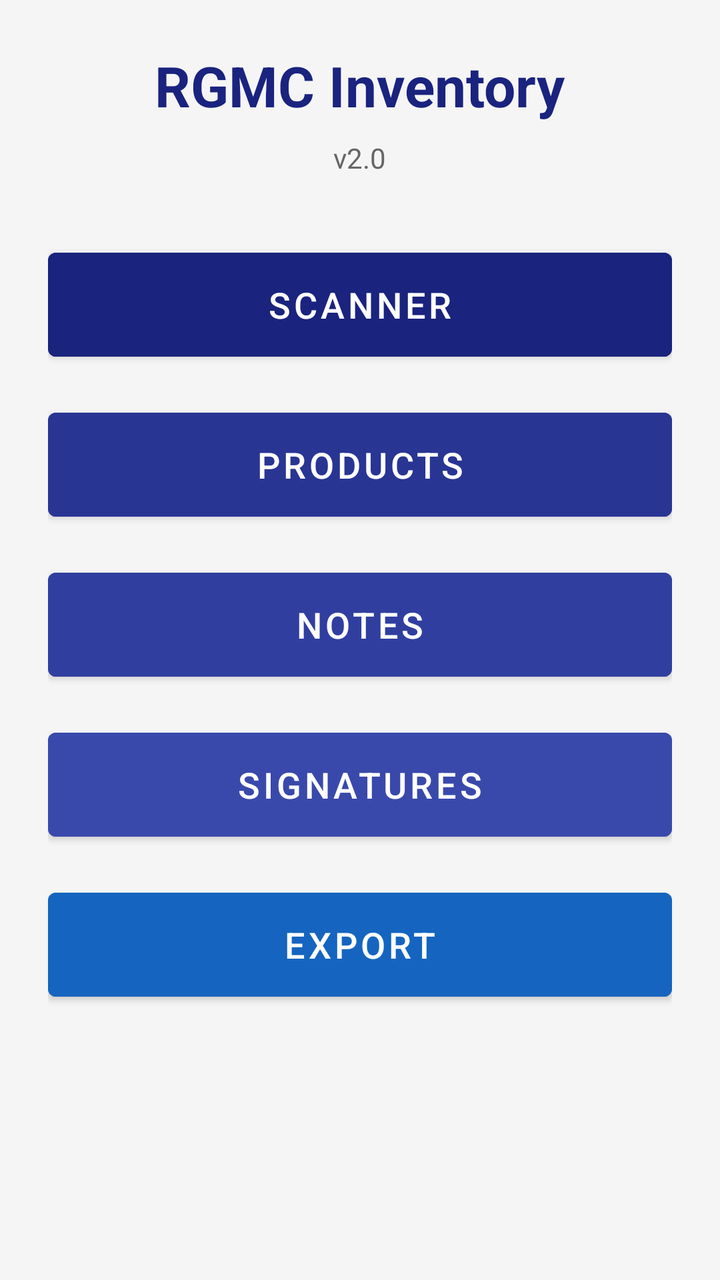
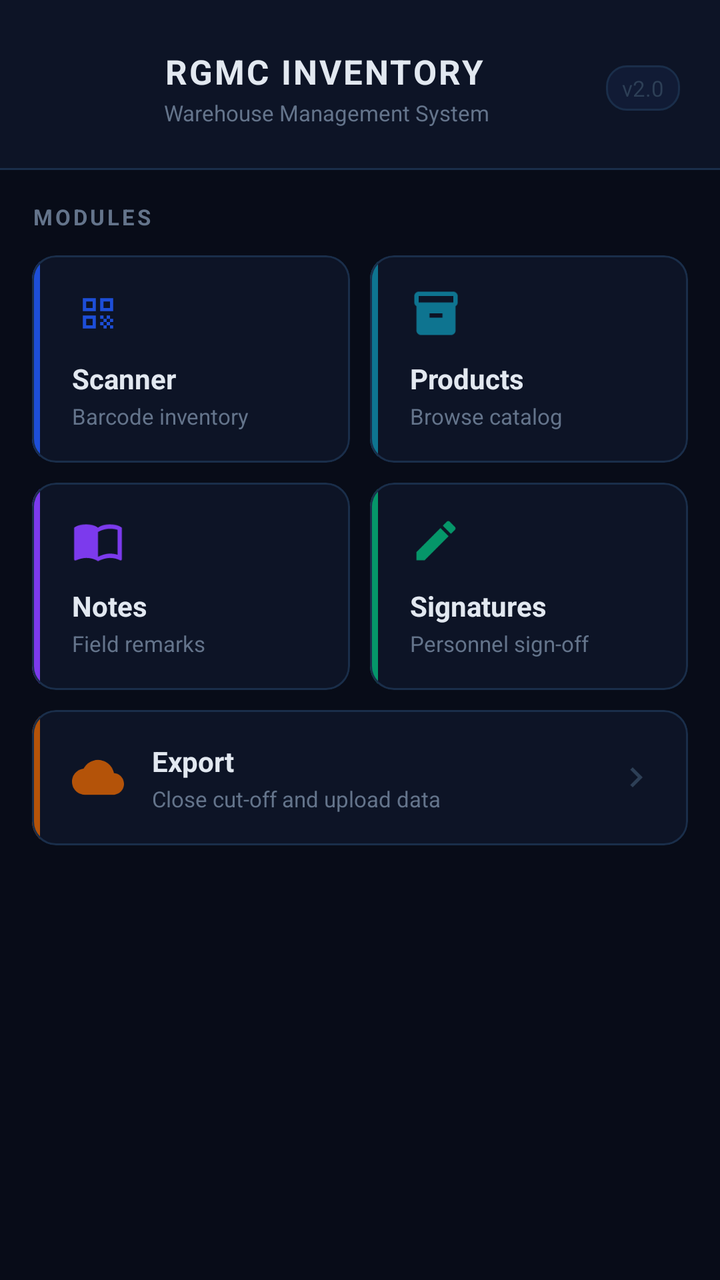

Screens rendered from an Android XML layout before and after an edit, with the pre-edit source and the edit as a unified diff.
<!-- AndroidManifest.xml: application theme Theme.RGMCInventory -->
<!-- res/layout/fragment_main.xml -->
<?xml version="1.0" encoding="utf-8"?>
<ScrollView xmlns:android="http://schemas.android.com/apk/res/android"
    android:layout_width="match_parent"
    android:layout_height="match_parent"
    android:background="#F5F5F5">

    <LinearLayout
        android:layout_width="match_parent"
        android:layout_height="wrap_content"
        android:orientation="vertical"
        android:padding="24dp"
        android:gravity="center_horizontal">

        <TextView
            android:layout_width="wrap_content"
            android:layout_height="wrap_content"
            android:text="RGMC Inventory"
            android:textSize="28sp"
            android:textStyle="bold"
            android:textColor="#1A237E"
            android:layout_marginBottom="8dp"/>

        <TextView
            android:layout_width="wrap_content"
            android:layout_height="wrap_content"
            android:text="v2.0"
            android:textSize="14sp"
            android:textColor="#666666"
            android:layout_marginBottom="32dp"/>

        <Button
            android:id="@+id/btnScanner"
            android:layout_width="match_parent"
            android:layout_height="64dp"
            android:text="Scanner"
            android:textSize="18sp"
            android:layout_marginBottom="16dp"
            android:backgroundTint="#1A237E"/>

        <Button
            android:id="@+id/btnProducts"
            android:layout_width="match_parent"
            android:layout_height="64dp"
            android:text="Products"
            android:textSize="18sp"
            android:layout_marginBottom="16dp"
            android:backgroundTint="#283593"/>

        <Button
            android:id="@+id/btnNotes"
            android:layout_width="match_parent"
            android:layout_height="64dp"
            android:text="Notes"
            android:textSize="18sp"
            android:layout_marginBottom="16dp"
            android:backgroundTint="#303F9F"/>

        <Button
            android:id="@+id/btnSigning"
            android:layout_width="match_parent"
            android:layout_height="64dp"
            android:text="Signatures"
            android:textSize="18sp"
            android:layout_marginBottom="16dp"
            android:backgroundTint="#3949AB"/>

        <Button
            android:id="@+id/btnExport"
            android:layout_width="match_parent"
            android:layout_height="64dp"
            android:text="Export"
            android:textSize="18sp"
            android:layout_marginBottom="16dp"
            android:backgroundTint="#1565C0"/>

    </LinearLayout>
</ScrollView>
<!-- resources referenced by this layout -->
<resources>
  <style name="Theme.RGMCInventory" parent="Theme.MaterialComponents.DayNight.DarkActionBar">
          <item name="colorPrimary">@color/colorPrimary</item>
          <item name="colorPrimaryDark">@color/colorPrimaryDark</item>
          <item name="colorAccent">@color/colorAccent</item>
          <item name="android:statusBarColor">@color/colorPrimaryDark</item>
      </style>
  <color name="colorPrimary">#1A237E</color>
  <color name="colorPrimaryDark">#0D1460</color>
  <color name="colorAccent">#3949AB</color>
</resources>

<!-- the commit's change to res/layout/fragment_main.xml (unified diff, before → after) -->
@@ -1,77 +1,397 @@
 <?xml version="1.0" encoding="utf-8"?>
-<ScrollView xmlns:android="http://schemas.android.com/apk/res/android"
+<LinearLayout xmlns:android="http://schemas.android.com/apk/res/android"
+    xmlns:app="http://schemas.android.com/apk/res-auto"
     android:layout_width="match_parent"
     android:layout_height="match_parent"
-    android:background="#F5F5F5">
-
+    android:orientation="vertical"
+    android:background="@color/colorBackground">
+
+    
     <LinearLayout
         android:layout_width="match_parent"
         android:layout_height="wrap_content"
-        android:orientation="vertical"
-        android:padding="24dp"
-        android:gravity="center_horizontal">
-
-        <TextView
-            android:layout_width="wrap_content"
+        android:orientation="horizontal"
+        android:paddingStart="20dp"
+        android:paddingEnd="20dp"
+        android:paddingTop="20dp"
+        android:paddingBottom="16dp"
+        android:gravity="center_vertical"
+        android:background="@color/colorSurface">
+
+        <ImageView
+            android:layout_width="48dp"
+            android:layout_height="48dp"
+            android:src="@mipmap/ic_launcher"
+            android:scaleType="fitCenter"/>
+
+        <LinearLayout
+            android:layout_width="0dp"
             android:layout_height="wrap_content"
-            android:text="RGMC Inventory"
-            android:textSize="28sp"
-            android:textStyle="bold"
-            android:textColor="#1A237E"
-            android:layout_marginBottom="8dp"/>
+            android:layout_weight="1"
+            android:orientation="vertical"
+            android:layout_marginStart="14dp">
+
+            <TextView
+                android:layout_width="wrap_content"
+                android:layout_height="wrap_content"
+                android:text="RGMC INVENTORY"
+                android:textColor="@color/colorTextPrimary"
+                android:textSize="17sp"
+                android:textStyle="bold"
+                android:letterSpacing="0.06"/>
+
+            <TextView
+                android:layout_width="wrap_content"
+                android:layout_height="wrap_content"
+                android:text="Warehouse Management System"
+                android:textColor="@color/colorTextSecondary"
+                android:textSize="11sp"
+                android:layout_marginTop="2dp"/>
+        </LinearLayout>
 
         <TextView
             android:layout_width="wrap_content"
             android:layout_height="wrap_content"
             android:text="v2.0"
-            android:textSize="14sp"
-            android:textColor="#666666"
-            android:layout_marginBottom="32dp"/>
-
-        <Button
-            android:id="@+id/btnScanner"
+            android:textColor="@color/colorTextMuted"
+            android:textSize="11sp"
+            android:background="@drawable/bg_input_field"
+            android:paddingStart="8dp"
+            android:paddingEnd="8dp"
+            android:paddingTop="4dp"
+            android:paddingBottom="4dp"/>
+    </LinearLayout>
+
+    
+    <View android:layout_width="match_parent" android:layout_height="1dp" android:background="@color/colorBorder"/>
+
+    
+    <ScrollView
+        android:layout_width="match_parent"
+        android:layout_height="match_parent">
+
+        <LinearLayout
             android:layout_width="match_parent"
-            android:layout_height="64dp"
-            android:text="Scanner"
-            android:textSize="18sp"
-            android:layout_marginBottom="16dp"
-            android:backgroundTint="#1A237E"/>
-
-        <Button
-            android:id="@+id/btnProducts"
-            android:layout_width="match_parent"
-            android:layout_height="64dp"
-            android:text="Products"
-            android:textSize="18sp"
-            android:layout_marginBottom="16dp"
-            android:backgroundTint="#283593"/>
-
-        <Button
-            android:id="@+id/btnNotes"
-            android:layout_width="match_parent"
-            android:layout_height="64dp"
-            android:text="Notes"
-            android:textSize="18sp"
-            android:layout_marginBottom="16dp"
-            android:backgroundTint="#303F9F"/>
-
-        <Button
-            android:id="@+id/btnSigning"
-            android:layout_width="match_parent"
-            android:layout_height="64dp"
-            android:text="Signatures"
-            android:textSize="18sp"
-            android:layout_marginBottom="16dp"
-            android:backgroundTint="#3949AB"/>
-
-        <Button
-            android:id="@+id/btnExport"
-            android:layout_width="match_parent"
-            android:layout_height="64dp"
-            android:text="Export"
-            android:textSize="18sp"
-            android:layout_marginBottom="16dp"
-            android:backgroundTint="#1565C0"/>
-
-    </LinearLayout>
-</ScrollView>
+            android:layout_height="wrap_content"
+            android:orientation="vertical"
+            android:padding="16dp">
+
+            <TextView
+                android:layout_width="wrap_content"
+                android:layout_height="wrap_content"
+                android:text="MODULES"
+                android:textColor="@color/colorTextSecondary"
+                android:textSize="11sp"
+                android:letterSpacing="0.12"
+                android:textStyle="bold"
+                android:layout_marginBottom="12dp"/>
+
+            
+            <LinearLayout
+                android:layout_width="match_parent"
+                android:layout_height="wrap_content"
+                android:orientation="horizontal"
+                android:layout_marginBottom="10dp">
+
+                <com.google.android.material.card.MaterialCardView
+                    android:id="@+id/btnScanner"
+                    android:layout_width="0dp"
+                    android:layout_weight="1"
+                    android:layout_height="wrap_content"
+                    android:layout_marginEnd="5dp"
+                    android:foreground="?attr/selectableItemBackground"
+                    app:cardBackgroundColor="@color/colorSurface"
+                    app:cardCornerRadius="12dp"
+                    app:cardElevation="0dp"
+                    app:strokeColor="@color/colorBorder"
+                    app:strokeWidth="1dp">
+
+                    <LinearLayout
+                        android:layout_width="match_parent"
+                        android:layout_height="match_parent"
+                        android:orientation="horizontal">
+
+                        <View
+                            android:layout_width="4dp"
+                            android:layout_height="match_parent"
+                            android:background="@color/colorModuleScanner"/>
+
+                        <LinearLayout
+                            android:layout_width="match_parent"
+                            android:layout_height="wrap_content"
+                            android:orientation="vertical"
+                            android:padding="16dp">
+
+                            <ImageView
+                                android:layout_width="26dp"
+                                android:layout_height="26dp"
+                                android:src="@drawable/ic_scanner"
+                                app:tint="@color/colorModuleScanner"
+                                android:layout_marginBottom="10dp"/>
+
+                            <TextView
+                                android:layout_width="wrap_content"
+                                android:layout_height="wrap_content"
+                                android:text="Scanner"
+                                android:textColor="@color/colorTextPrimary"
+                                android:textSize="14sp"
+                                android:textStyle="bold"/>
+
+                            <TextView
+                                android:layout_width="wrap_content"
+                                android:layout_height="wrap_content"
+                                android:text="Barcode inventory"
+                                android:textColor="@color/colorTextSecondary"
+                                android:textSize="11sp"
+                                android:layout_marginTop="2dp"/>
+                        </LinearLayout>
+                    </LinearLayout>
+                </com.google.android.material.card.MaterialCardView>
+
+                <com.google.android.material.card.MaterialCardView
+                    android:id="@+id/btnProducts"
+                    android:layout_width="0dp"
+                    android:layout_weight="1"
+                    android:layout_height="wrap_content"
+                    android:layout_marginStart="5dp"
+                    android:foreground="?attr/selectableItemBackground"
+                    app:cardBackgroundColor="@color/colorSurface"
+                    app:cardCornerRadius="12dp"
+                    app:cardElevation="0dp"
+                    app:strokeColor="@color/colorBorder"
+                    app:strokeWidth="1dp">
+
+                    <LinearLayout
+                        android:layout_width="match_parent"
+                        android:layout_height="match_parent"
+                        android:orientation="horizontal">
+
+                        <View
+                            android:layout_width="4dp"
+                            android:layout_height="match_parent"
+                            android:background="@color/colorModuleProducts"/>
+
+                        <LinearLayout
+                            android:layout_width="match_parent"
+                            android:layout_height="wrap_content"
+                            android:orientation="vertical"
+                            android:padding="16dp">
+
+                            <ImageView
+                                android:layout_width="26dp"
+                                android:layout_height="26dp"
+                                android:src="@drawable/ic_products"
+                                app:tint="@color/colorModuleProducts"
+                                android:layout_marginBottom="10dp"/>
+
+                            <TextView
+                                android:layout_width="wrap_content"
+                                android:layout_height="wrap_content"
+                                android:text="Products"
+                                android:textColor="@color/colorTextPrimary"
+                                android:textSize="14sp"
+                                android:textStyle="bold"/>
+
+                            <TextView
+                                android:layout_width="wrap_content"
+                                android:layout_height="wrap_content"
+                                android:text="Browse catalog"
+                                android:textColor="@color/colorTextSecondary"
+                                android:textSize="11sp"
+                                android:layout_marginTop="2dp"/>
+                        </LinearLayout>
+                    </LinearLayout>
+                </com.google.android.material.card.MaterialCardView>
+            </LinearLayout>
+
+            
+            <LinearLayout
+                android:layout_width="match_parent"
+                android:layout_height="wrap_content"
+                android:orientation="horizontal"
+                android:layout_marginBottom="10dp">
+
+                <com.google.android.material.card.MaterialCardView
+                    android:id="@+id/btnNotes"
+                    android:layout_width="0dp"
+                    android:layout_weight="1"
+                    android:layout_height="wrap_content"
+                    android:layout_marginEnd="5dp"
+                    android:foreground="?attr/selectableItemBackground"
+                    app:cardBackgroundColor="@color/colorSurface"
+                    app:cardCornerRadius="12dp"
+                    app:cardElevation="0dp"
+                    app:strokeColor="@color/colorBorder"
+                    app:strokeWidth="1dp">
+
+                    <LinearLayout
+                        android:layout_width="match_parent"
+                        android:layout_height="match_parent"
+                        android:orientation="horizontal">
+
+                        <View
+                            android:layout_width="4dp"
+                            android:layout_height="match_parent"
+                            android:background="@color/colorModuleNotes"/>
+
+                        <LinearLayout
+                            android:layout_width="match_parent"
+                            android:layout_height="wrap_content"
+                            android:orientation="vertical"
+                            android:padding="16dp">
+
+                            <ImageView
+                                android:layout_width="26dp"
+                                android:layout_height="26dp"
+                                android:src="@drawable/ic_notes"
+                                app:tint="@color/colorModuleNotes"
+                                android:layout_marginBottom="10dp"/>
+
+                            <TextView
+                                android:layout_width="wrap_content"
+                                android:layout_height="wrap_content"
+                                android:text="Notes"
+                                android:textColor="@color/colorTextPrimary"
+                                android:textSize="14sp"
+                                android:textStyle="bold"/>
+
+                            <TextView
+                                android:layout_width="wrap_content"
+                                android:layout_height="wrap_content"
+                                android:text="Field remarks"
+                                android:textColor="@color/colorTextSecondary"
+                                android:textSize="11sp"
+                                android:layout_marginTop="2dp"/>
+                        </LinearLayout>
+                    </LinearLayout>
+                </com.google.android.material.card.MaterialCardView>
+
+                <com.google.android.material.card.MaterialCardView
+                    android:id="@+id/btnSigning"
+                    android:layout_width="0dp"
+                    android:layout_weight="1"
+                    android:layout_height="wrap_content"
+                    android:layout_marginStart="5dp"
+                    android:foreground="?attr/selectableItemBackground"
+                    app:cardBackgroundColor="@color/colorSurface"
+                    app:cardCornerRadius="12dp"
+                    app:cardElevation="0dp"
+                    app:strokeColor="@color/colorBorder"
+                    app:strokeWidth="1dp">
+
+                    <LinearLayout
+                        android:layout_width="match_parent"
+                        android:layout_height="match_parent"
+                        android:orientation="horizontal">
+
+                        <View
+                            android:layout_width="4dp"
+                            android:layout_height="match_parent"
+                            android:background="@color/colorModuleSigning"/>
+
+                        <LinearLayout
+                            android:layout_width="match_parent"
+                            android:layout_height="wrap_content"
+                            android:orientation="vertical"
+                            android:padding="16dp">
+
+                            <ImageView
+                                android:layout_width="26dp"
+                                android:layout_height="26dp"
+                                android:src="@drawable/ic_signing"
+                                app:tint="@color/colorModuleSigning"
+                                android:layout_marginBottom="10dp"/>
+
+                            <TextView
+                                android:layout_width="wrap_content"
+                                android:layout_height="wrap_content"
+                                android:text="Signatures"
+                                android:textColor="@color/colorTextPrimary"
+                                android:textSize="14sp"
+                                android:textStyle="bold"/>
+
+                            <TextView
+                                android:layout_width="wrap_content"
+                                android:layout_height="wrap_content"
+                                android:text="Personnel sign-off"
+                                android:textColor="@color/colorTextSecondary"
+                                android:textSize="11sp"
+                                android:layout_marginTop="2dp"/>
+                        </LinearLayout>
+                    </LinearLayout>
+                </com.google.android.material.card.MaterialCardView>
+            </LinearLayout>
+
+            
+            <com.google.android.material.card.MaterialCardView
+                android:id="@+id/btnExport"
+                android:layout_width="match_parent"
+                android:layout_height="wrap_content"
+                android:foreground="?attr/selectableItemBackground"
+                app:cardBackgroundColor="@color/colorSurface"
+                app:cardCornerRadius="12dp"
+                app:cardElevation="0dp"
+                app:strokeColor="@color/colorBorder"
+                app:strokeWidth="1dp">
+
+                <LinearLayout
+                    android:layout_width="match_parent"
+                    android:layout_height="match_parent"
+                    android:orientation="horizontal">
+
+                    <View
+                        android:layout_width="4dp"
+                        android:layout_height="match_parent"
+                        android:background="@color/colorModuleExport"/>
+
+                    <LinearLayout
+                        android:layout_width="0dp"
+                        android:layout_height="wrap_content"
+                        android:layout_weight="1"
+                        android:orientation="horizontal"
+                        android:padding="16dp"
+                        android:gravity="center_vertical">
+
+                        <ImageView
+                            android:layout_width="26dp"
+                            android:layout_height="26dp"
+                            android:src="@drawable/ic_export"
+                            app:tint="@color/colorModuleExport"
+                            android:layout_marginEnd="14dp"/>
+
+                        <LinearLayout
+                            android:layout_width="0dp"
+                            android:layout_height="wrap_content"
+                            android:layout_weight="1"
+                            android:orientation="vertical">
+
+                            <TextView
+                                android:layout_width="wrap_content"
+                                android:layout_height="wrap_content"
+                                android:text="Export"
+                                android:textColor="@color/colorTextPrimary"
+                                android:textSize="14sp"
+                                android:textStyle="bold"/>
+
+                            <TextView
+                                android:layout_width="wrap_content"
+                                android:layout_height="wrap_content"
+                                android:text="Close cut-off and upload data"
+                                android:textColor="@color/colorTextSecondary"
+                                android:textSize="11sp"
+                                android:layout_marginTop="2dp"/>
+                        </LinearLayout>
+
+                        <ImageView
+                            android:layout_width="20dp"
+                            android:layout_height="20dp"
+                            android:src="@drawable/ic_chevron_right"
+                            app:tint="@color/colorTextMuted"/>
+                    </LinearLayout>
+                </LinearLayout>
+            </com.google.android.material.card.MaterialCardView>
+
+        </LinearLayout>
+    </ScrollView>
+
+</LinearLayout>
<!-- resource entries referenced after the edit -->
@@ -1,13 +1,150 @@
 <!-- resources referenced by this layout -->
 <resources>
+  <color name="colorBackground">#080C18</color>
+  <color name="colorBorder">#1A2E4A</color>
+  <color name="colorModuleExport">#B45309</color>
+  <color name="colorModuleNotes">#7C3AED</color>
+  <color name="colorModuleProducts">#0E7490</color>
+  <color name="colorModuleScanner">#1D4ED8</color>
+  <color name="colorModuleSigning">#059669</color>
+  <color name="colorSurface">#0D1426</color>
+  <color name="colorTextMuted">#2D3F56</color>
+  <color name="colorTextPrimary">#E2E8F0</color>
+  <color name="colorTextSecondary">#64748B</color>
+  <!-- drawable bg_input_field (drawable) -->
+  <?xml version="1.0" encoding="utf-8"?>
+  <shape xmlns:android="http://schemas.android.com/apk/res/android" android:shape="rectangle">
+      <solid android:color="@color/colorSurfaceVariant"/>
+      <corners android:radius="10dp"/>
+      <stroke android:width="1dp" android:color="@color/colorBorder"/>
+  </shape>
+  <!-- drawable ic_chevron_right (drawable) -->
+  <?xml version="1.0" encoding="utf-8"?>
+  <vector xmlns:android="http://schemas.android.com/apk/res/android"
+      android:width="24dp"
+      android:height="24dp"
+      android:viewportWidth="24"
+      android:viewportHeight="24">
+      <path
+          android:fillColor="#FFFFFFFF"
+          android:pathData="M10,6L8.59,7.41 13.17,12l-4.58,4.59L10,18l6,-6z"/>
+  </vector>
+  <!-- drawable ic_export (drawable) -->
+  <?xml version="1.0" encoding="utf-8"?>
+  <vector xmlns:android="http://schemas.android.com/apk/res/android"
+      android:width="24dp"
+      android:height="24dp"
+      android:viewportWidth="24"
+      android:viewportHeight="24">
+      <path
+          android:fillColor="#FFFFFFFF"
+          android:pathData="M19.35,10.04C18.67,6.59 15.64,4 12,4 9.11,4 6.6,5.64 5.35,8.04 2.34,8.36 0,10.91 0,14c0,3.31 2.69,6 6,6h13c2.76,0 5,-2.24 5,-5 0,-2.64 -2.05,-4.78 -4.65,-4.96zM17,13l-5,-5 -5,5h3v4h4v-4h3z"/>
+  </vector>
+  <!-- drawable ic_notes (drawable) -->
+  <?xml version="1.0" encoding="utf-8"?>
+  <vector xmlns:android="http://schemas.android.com/apk/res/android"
+      android:width="24dp"
+      android:height="24dp"
+      android:viewportWidth="24"
+      android:viewportHeight="24">
+      <path
+          android:fillColor="#FFFFFFFF"
+          android:pathData="M21,5c-1.11,-0.35 -2.33,-0.5 -3.5,-0.5 -1.95,0 -4.05,0.4 -5.5,1.5 -1.45,-1.1 -3.55,-1.5 -5.5,-1.5S2.45,4.9 1,6v14.65c0,0.25 0.25,0.5 0.5,0.5 0.1,0 0.15,-0.05 0.25,-0.05C3.1,20.45 5.05,20 6.5,20c1.95,0 4.05,0.4 5.5,1.5 1.35,-0.85 3.8,-1.5 5.5,-1.5 1.65,0 3.35,0.3 4.75,1.05 0.1,0.05 0.15,0.05 0.25,0.05 0.25,0 0.5,-0.25 0.5,-0.5V6C22.4,5.55 21.75,5.25 21,5zM21,18.5c-1.1,-0.35 -2.3,-0.5 -3.5,-0.5 -1.7,0 -4.15,0.65 -5.5,1.5V8c1.35,-0.85 3.8,-1.5 5.5,-1.5 1.2,0 2.4,0.15 3.5,0.5V18.5z"/>
+  </vector>
+  <!-- drawable ic_products (drawable) -->
+  <?xml version="1.0" encoding="utf-8"?>
+  <vector xmlns:android="http://schemas.android.com/apk/res/android"
+      android:width="24dp"
+      android:height="24dp"
+      android:viewportWidth="24"
+      android:viewportHeight="24">
+      <path
+          android:fillColor="#FFFFFFFF"
+          android:pathData="M20,2H4C3,2 2,2.9 2,4V7.01C2,7.73 2.43,8.35 3,8.7V20C3,21.1 4.1,22 5,22H19C19.9,22 21,21.1 21,20V8.7C21.57,8.35 22,7.73 22,7.01V4C22,2.9 21,2 20,2ZM15,14H9V12H15V14ZM20,7H4V4H20V7Z"/>
+  </vector>
+  <!-- drawable ic_scanner (drawable) -->
+  <?xml version="1.0" encoding="utf-8"?>
+  <vector xmlns:android="http://schemas.android.com/apk/res/android"
+      android:width="24dp"
+      android:height="24dp"
+      android:viewportWidth="24"
+      android:viewportHeight="24">
+      <path
+          android:fillColor="#FFFFFFFF"
+          android:pathData="M9.5,6.5v3h-3v-3H9.5M11,5H5v6h6V5L11,5zM9.5,14.5v3h-3v-3H9.5M11,13H5v6h6V13L11,13zM17.5,6.5v3h-3v-3H17.5M19,5h-6v6h6V5L19,5zM13,13h1.5v1.5H13V13zM14.5,14.5H16V16h-1.5V14.5zM16,13h1.5v1.5H16V13zM13,16h1.5v1.5H13V16zM14.5,17.5H16V19h-1.5V17.5zM16,16h1.5v1.5H16V16zM17.5,14.5H19V16h-1.5V14.5zM17.5,17.5H19V19h-1.5V17.5z"/>
+  </vector>
+  <!-- drawable ic_signing (drawable) -->
+  <?xml version="1.0" encoding="utf-8"?>
+  <vector xmlns:android="http://schemas.android.com/apk/res/android"
+      android:width="24dp"
+      android:height="24dp"
+      android:viewportWidth="24"
+      android:viewportHeight="24">
+      <path
+          android:fillColor="#FFFFFFFF"
+          android:pathData="M3,17.25V21h3.75L17.81,9.94l-3.75,-3.75L3,17.25zM20.71,7.04c0.39,-0.39 0.39,-1.02 0,-1.41l-2.34,-2.34c-0.39,-0.39 -1.02,-0.39 -1.41,0l-1.83,1.83 3.75,3.75 1.83,-1.83z"/>
+  </vector>
+  <!-- mipmap ic_launcher (mipmap-anydpi-v26) -->
+  <?xml version="1.0" encoding="utf-8"?>
+  <adaptive-icon xmlns:android="http://schemas.android.com/apk/res/android">
+      <background android:drawable="@color/colorPrimary"/>
+      <foreground android:drawable="@drawable/ic_launcher_foreground"/>
+  </adaptive-icon>
   <style name="Theme.RGMCInventory" parent="Theme.MaterialComponents.DayNight.DarkActionBar">
-          <item name="colorPrimary">@color/colorPrimary</item>
-          <item name="colorPrimaryDark">@color/colorPrimaryDark</item>
-          <item name="colorAccent">@color/colorAccent</item>
-          <item name="android:statusBarColor">@color/colorPrimaryDark</item>
+          <item name="colorPrimary">@color/colorSurface</item>
+          <item name="colorPrimaryDark">@color/colorBackground</item>
+          <item name="colorAccent">@color/colorPrimary</item>
+          <item name="android:windowBackground">@color/colorBackground</item>
+          <item name="android:statusBarColor">@color/colorBackground</item>
+          <item name="android:navigationBarColor">@color/colorSurface</item>
+          <item name="android:windowLightStatusBar">false</item>
+          <item name="colorSurface">@color/colorSurface</item>
+          <item name="colorOnSurface">@color/colorTextPrimary</item>
+          <item name="colorOnBackground">@color/colorTextPrimary</item>
+          <item name="colorOnPrimary">@color/white</item>
+          <item name="actionBarStyle">@style/Widget.RGMC.ActionBar</item>
+          <item name="actionBarTheme">@style/ThemeOverlay.RGMC.ActionBar</item>
+          <item name="materialCardViewStyle">@style/Widget.RGMC.CardView</item>
+          <item name="android:spinnerStyle">@style/Widget.RGMC.Spinner</item>
+          <item name="android:dropDownSpinnerStyle">@style/Widget.RGMC.Spinner</item>
       </style>
-  <color name="colorPrimary">#1A237E</color>
-  <color name="colorPrimaryDark">#0D1460</color>
-  <color name="colorAccent">#3949AB</color>
+  <color name="colorSurfaceVariant">#111B35</color>
+  <color name="colorPrimary">#1A56DB</color>
+  <!-- drawable ic_launcher_foreground (drawable) -->
+  <?xml version="1.0" encoding="utf-8"?>
+  <vector xmlns:android="http://schemas.android.com/apk/res/android"
+      android:width="108dp"
+      android:height="108dp"
+      android:viewportWidth="108"
+      android:viewportHeight="108">
+      <path android:fillColor="#1A237E" android:pathData="M0,0h108v108h-108z"/>
+      <path android:fillColor="#FFFFFF" android:pathData="M30,54 L54,30 L78,54 L54,78 Z"/>
+  </vector>
+  <color name="white">#FFFFFF</color>
+  <style name="Widget.RGMC.ActionBar" parent="Widget.AppCompat.ActionBar.Solid">
+          <item name="background">@color/colorSurface</item>
+          <item name="elevation">0dp</item>
+          <item name="titleTextStyle">@style/TextAppearance.RGMC.ActionBarTitle</item>
+      </style>
+  <style name="ThemeOverlay.RGMC.ActionBar" parent="ThemeOverlay.AppCompat.Dark.ActionBar">
+          <item name="android:textColorPrimary">@color/colorTextPrimary</item>
+          <item name="colorControlNormal">@color/colorTextSecondary</item>
+      </style>
+  <style name="Widget.RGMC.CardView" parent="Widget.MaterialComponents.CardView">
+          <item name="cardBackgroundColor">@color/colorSurface</item>
+          <item name="cardCornerRadius">12dp</item>
+          <item name="cardElevation">0dp</item>
+          <item name="strokeColor">@color/colorBorder</item>
+          <item name="strokeWidth">1dp</item>
+      </style>
+  <style name="Widget.RGMC.Spinner" parent="Widget.AppCompat.Spinner">
+          <item name="android:background">@null</item>
+          <item name="android:popupBackground">@color/colorSurfaceVariant</item>
+      </style>
+  <style name="TextAppearance.RGMC.ActionBarTitle" parent="TextAppearance.AppCompat.Widget.ActionBar.Title">
+          <item name="android:textColor">@color/colorTextPrimary</item>
+          <item name="android:textSize">16sp</item>
+          <item name="android:letterSpacing">0.03</item>
+      </style>
 </resources>
 
